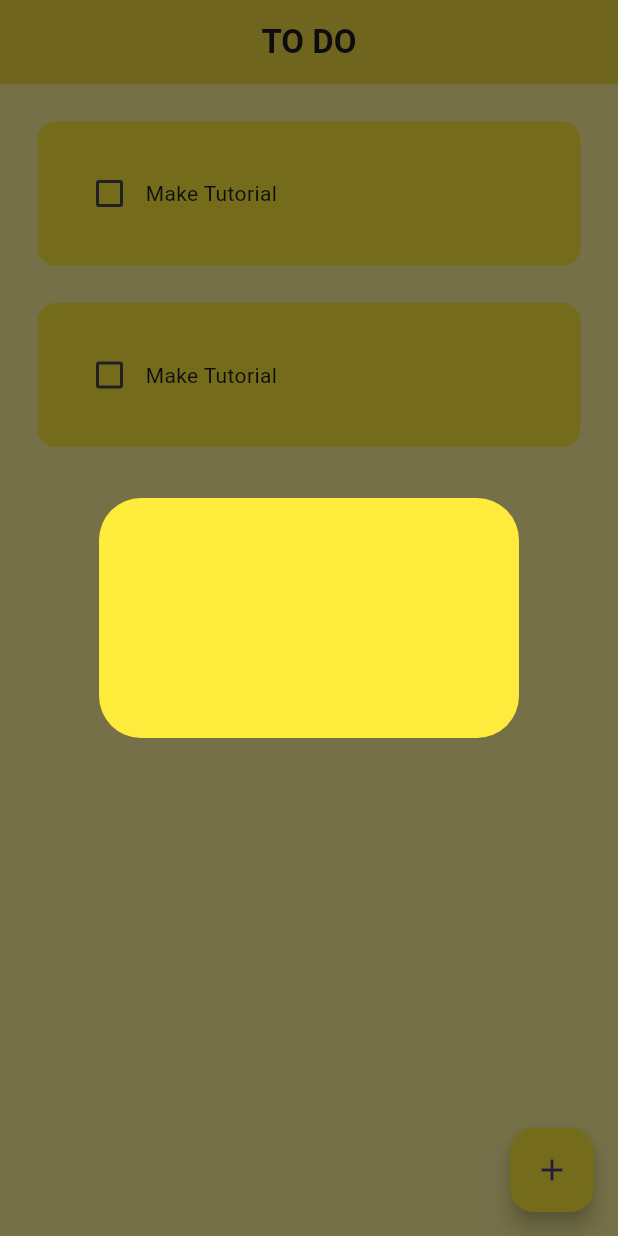
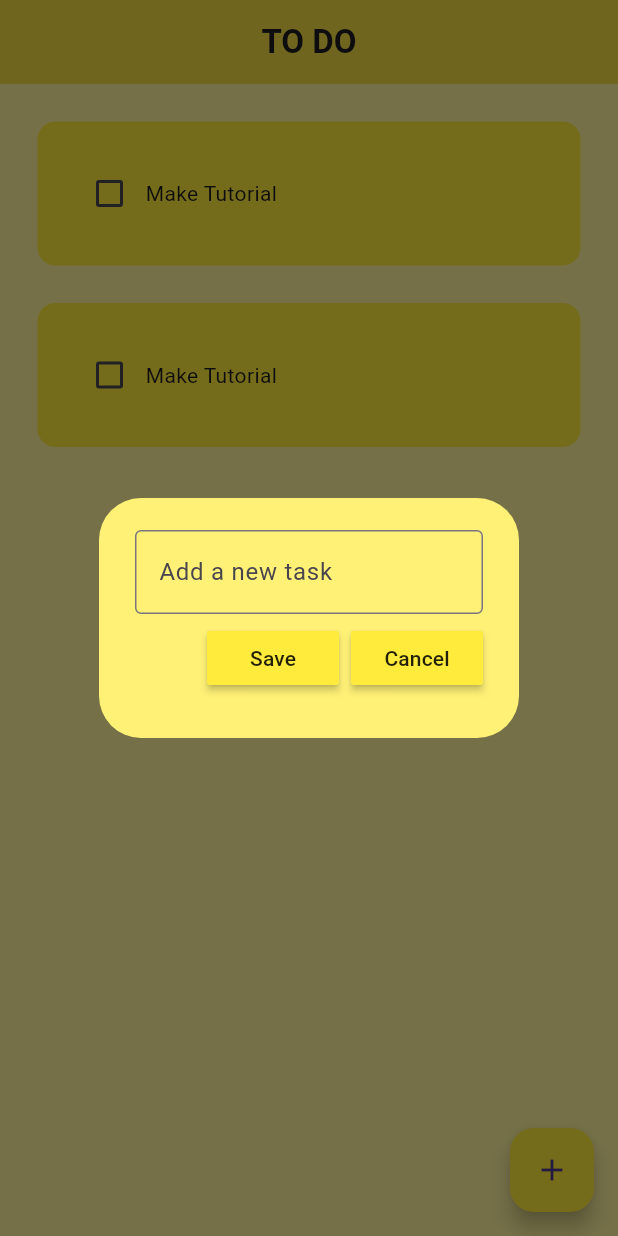
Before and after one commit to quarshie133/to_do_app_flutter, a Flutter app: the screen it shows after launch, after a tap on the "add" icon, on a phone screen of 412 x 824 dp. Run offline on Flutter 3.47's test engine with Material 3 defaults, Android fonts, the phone set to English and light mode, and no system bars.

Commit message:
added save and cancel feature

```diff
--- a/lib/pages/home_page.dart
+++ b/lib/pages/home_page.dart
@@ -10,6 +10,9 @@ class HomePage extends StatefulWidget {
 }
 
 class _HomePageState extends State<HomePage> {
+  // text controller
+  final _controller = TextEditingController();
+
   // list of todo tasks
   List todoList = [
     ["Make Tutorial", false],
@@ -23,11 +26,27 @@ class _HomePageState extends State<HomePage> {
     });
   }
 
+  // save new task
+
+  void saveNewTask() {
+    setState(() {
+      todoList.add([_controller.text, false]);
+      _controller.clear();
+    });
+
+    Navigator.of(context).pop();
+  }
+
+// create new task
   void createNewTask() {
     showDialog(
       context: context,
       builder: (context) {
-        return DialogBox();
+        return DialogBox(
+          controller: _controller,
+          onSave: saveNewTask,
+          onCancel: () => Navigator.of(context).pop(),
+        );
       },
     );
   }
--- a/lib/util/dialog_box.dart
+++ b/lib/util/dialog_box.dart
@@ -1,14 +1,54 @@
 import 'package:flutter/material.dart';
+import 'package:flutter_to_do_app/util/my_button.dart';
 
 class DialogBox extends StatelessWidget {
-  const DialogBox({super.key});
+  final controller;
+  VoidCallback onSave;
+  VoidCallback onCancel;
+
+  DialogBox(
+      {super.key,
+      required this.controller,
+      required this.onSave,
+      required this.onCancel});
 
   @override
   Widget build(BuildContext context) {
     return AlertDialog(
-      backgroundColor: Colors.yellow,
+      backgroundColor: Colors.yellow[300],
       content: Container(
         height: 120,
+        child: Column(
+          mainAxisAlignment: MainAxisAlignment.spaceEvenly,
+          // get user input
+          children: [
+            TextField(
+              controller: controller,
+              decoration: InputDecoration(
+                  border: OutlineInputBorder(), hintText: "Add a new task"),
+            ),
+            Row(
+              mainAxisAlignment: MainAxisAlignment.end,
+              children: [
+                // save button
+                MyButton(
+                  text: "Save",
+                  onPressed: onSave,
+                ),
+
+                const SizedBox(
+                  width: 8,
+                ),
+
+                //cancel button
+                MyButton(
+                  text: "Cancel",
+                  onPressed: onCancel,
+                )
+              ],
+            )
+          ],
+        ),
       ),
     );
   }
--- /dev/null
+++ b/lib/util/my_button.dart
@@ -0,0 +1,16 @@
+import 'package:flutter/material.dart';
+
+class MyButton extends StatelessWidget {
+  final String text;
+  VoidCallback onPressed;
+  MyButton({super.key, required this.text, required this.onPressed});
+
+  @override
+  Widget build(BuildContext context) {
+    return MaterialButton(
+      onPressed: onPressed,
+      child: Text(text),
+      color: Colors.yellow,
+    );
+  }
+}
--- a/pubspec.yaml
+++ b/pubspec.yaml
@@ -35,6 +35,7 @@ dependencies:
   # The following adds the Cupertino Icons font to your application.
   # Use with the CupertinoIcons class for iOS style icons.
   cupertino_icons: ^1.0.6
+  flutter_slidable: ^3.1.0
 
 dev_dependencies:
   flutter_test:
```
Also changed, not shown: pubspec.lock.
